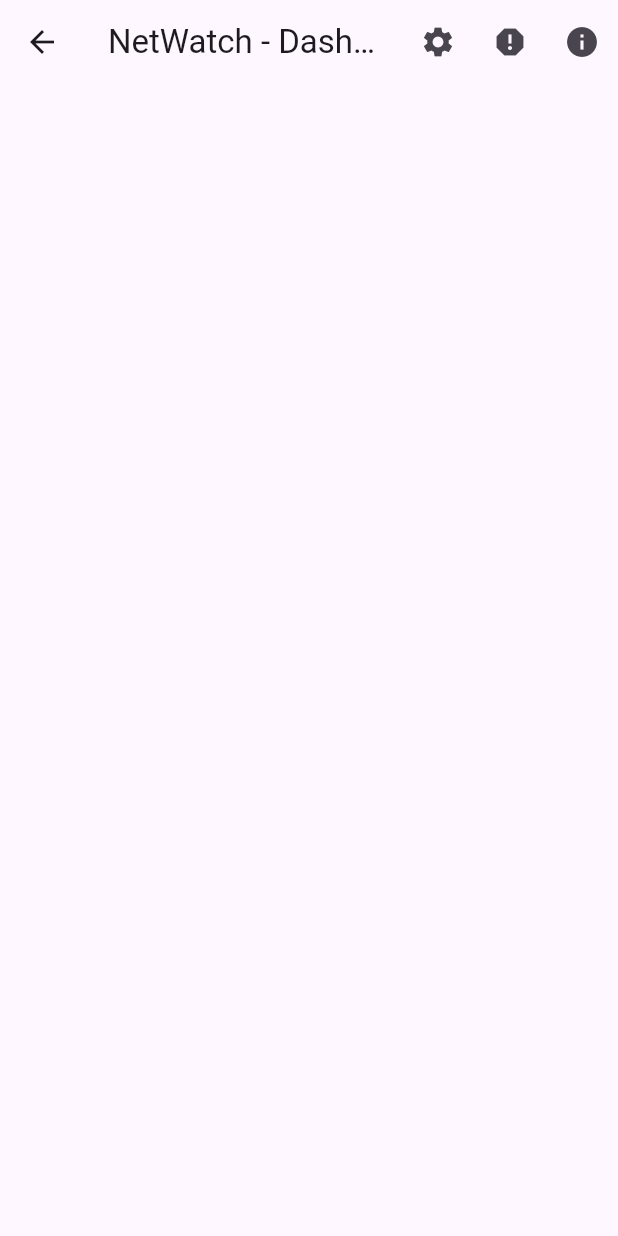
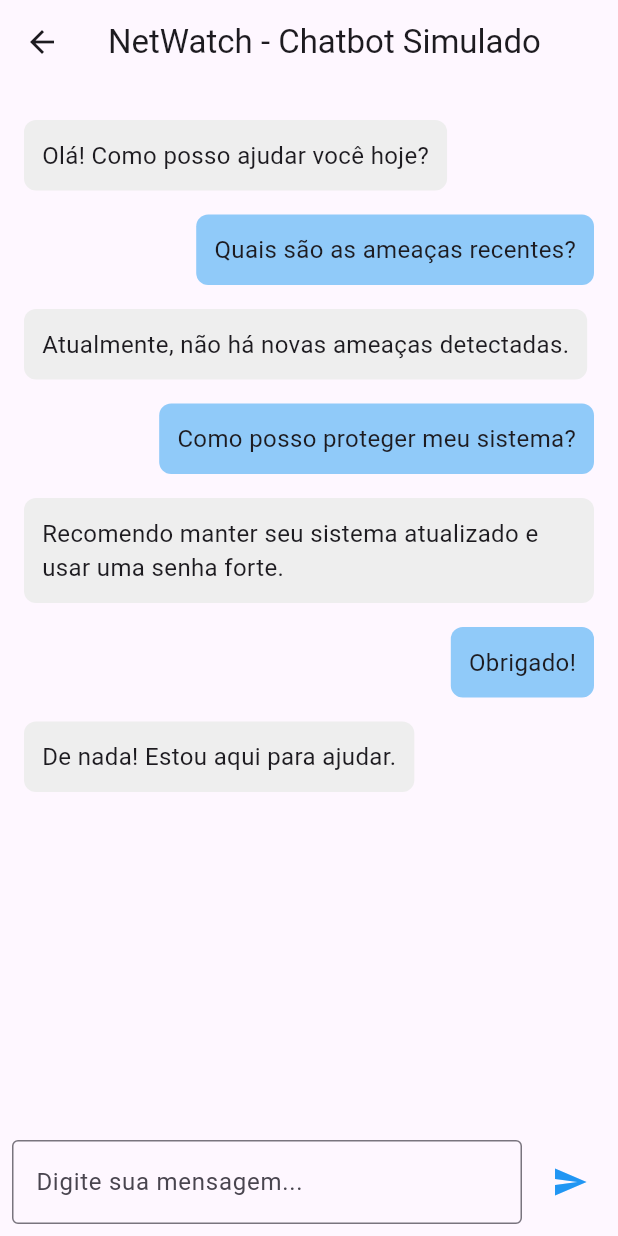
Before and after one commit to Muriloapv/aep_2, a Flutter app: the DashboardPage screen opened directly, on a phone screen of 412 x 824 dp. Run offline on Flutter 3.47's test engine with Material 3 defaults, Android fonts, the phone set to English and light mode, and no system bars; our stand-ins replace shared_preferences; accounts and stored records are empty.

Commit message:
update final

```diff
--- a/app/lib/pages/dashboard_page.dart
+++ b/app/lib/pages/dashboard_page.dart
@@ -1,9 +1,4 @@
 import 'package:flutter/material.dart';
-import 'settings_page.dart';
-import 'reports_page.dart';
-import 'about_page.dart';
-import 'package:http/http.dart' as http;
-import 'dart:convert';
 
 class DashboardPage extends StatefulWidget {
   @override
@@ -11,27 +6,36 @@ class DashboardPage extends StatefulWidget {
 }
 
 class _DashboardPageState extends State<DashboardPage> {
-  List<String> detectedThreats = [];
+  // Lista de mensagens simuladas do chatbot
+  final List<Map<String, String>> messages = [
+    {"sender": "bot", "text": "Olá! Como posso ajudar você hoje?"},
+    {"sender": "user", "text": "Quais são as ameaças recentes?"},
+    {"sender": "bot", "text": "Atualmente, não há novas ameaças detectadas."},
+    {"sender": "user", "text": "Como posso proteger meu sistema?"},
+    {
+      "sender": "bot",
+      "text": "Recomendo manter seu sistema atualizado e usar uma senha forte."
+    },
+    {"sender": "user", "text": "Obrigado!"},
+    {"sender": "bot", "text": "De nada! Estou aqui para ajudar."},
+  ];
 
-  @override
-  void initState() {
-    super.initState();
-    fetchThreats();
-  }
+  final TextEditingController _controller = TextEditingController();
 
-  // Função para buscar ameaças da API (simulação)
-  Future<void> fetchThreats() async {
-    try {
-      final response =
-          await http.get(Uri.parse('https://api.example.com/threats'));
-      if (response.statusCode == 200) {
-        // Suponha que a resposta seja uma lista de ameaças
-        setState(() {
-          detectedThreats = List<String>.from(json.decode(response.body));
-        });
-      }
-    } catch (e) {
-      print("Erro ao buscar ameaças: $e");
+  // Função para adicionar uma nova mensagem
+  void _sendMessage() {
+    if (_controller.text.isNotEmpty) {
+      setState(() {
+        // Adiciona a mensagem do usuário
+        messages.add({"sender": "user", "text": _controller.text});
+
+        // Limpa o campo de entrada de texto
+        _controller.clear();
+
+        // Adiciona uma resposta simulada do bot após o usuário enviar a mensagem
+        messages
+            .add({"sender": "bot", "text": "Esta é uma resposta automática."});
+      });
     }
   }
 
@@ -39,39 +43,61 @@ class _DashboardPageState extends State<DashboardPage> {
   Widget build(BuildContext context) {
     return Scaffold(
       appBar: AppBar(
-        title: Text('NetWatch - Dashboard'),
-        actions: [
-          IconButton(
-            icon: Icon(Icons.settings),
-            onPressed: () => Navigator.push(
-              context,
-              MaterialPageRoute(builder: (context) => SettingsPage()),
+        title: Text('NetWatch - Chatbot Simulado'),
+      ),
+      body: Column(
+        children: [
+          Expanded(
+            child: ListView.builder(
+              padding: EdgeInsets.all(16.0),
+              itemCount: messages.length,
+              itemBuilder: (context, index) {
+                final message = messages[index];
+                final isBot = message["sender"] == "bot";
+
+                return Align(
+                  alignment:
+                      isBot ? Alignment.centerLeft : Alignment.centerRight,
+                  child: Container(
+                    margin: EdgeInsets.symmetric(vertical: 8.0),
+                    padding: EdgeInsets.all(12.0),
+                    decoration: BoxDecoration(
+                      color: isBot ? Colors.grey[200] : Colors.blue[200],
+                      borderRadius: BorderRadius.circular(8.0),
+                    ),
+                    child: Text(
+                      message["text"]!,
+                      style: TextStyle(fontSize: 16),
+                    ),
+                  ),
+                );
+              },
             ),
           ),
-          IconButton(
-            icon: Icon(Icons.report),
-            onPressed: () => Navigator.push(
-              context,
-              MaterialPageRoute(builder: (context) => ReportsPage()),
-            ),
-          ),
-          IconButton(
-            icon: Icon(Icons.info),
-            onPressed: () => Navigator.push(
-              context,
-              MaterialPageRoute(builder: (context) => AboutPage()),
+          Padding(
+            padding: EdgeInsets.all(8.0),
+            child: Row(
+              children: [
+                Expanded(
+                  child: TextField(
+                    controller: _controller,
+                    decoration: InputDecoration(
+                      hintText: 'Digite sua mensagem...',
+                      border: OutlineInputBorder(),
+                    ),
+                  ),
+                ),
+                SizedBox(width: 8),
+                IconButton(
+                  icon: Icon(Icons.send),
+                  color: Colors.blue,
+                  onPressed: _sendMessage, // Chama a função de enviar mensagem
+                ),
+              ],
             ),
           ),
         ],
       ),
-      body: ListView.builder(
-        itemCount: detectedThreats.length,
-        itemBuilder: (context, index) {
-          return ListTile(
-            title: Text(detectedThreats[index]),
-          );
-        },
-      ),
     );
   }
 }
```
Also changed, not shown: app/lib/main.dart (+6 -1 lines), app/lib/pages/login_page.dart (+44 -2 lines), app/lib/services/api_service.dart (+27 -12 lines), 2 other files.
